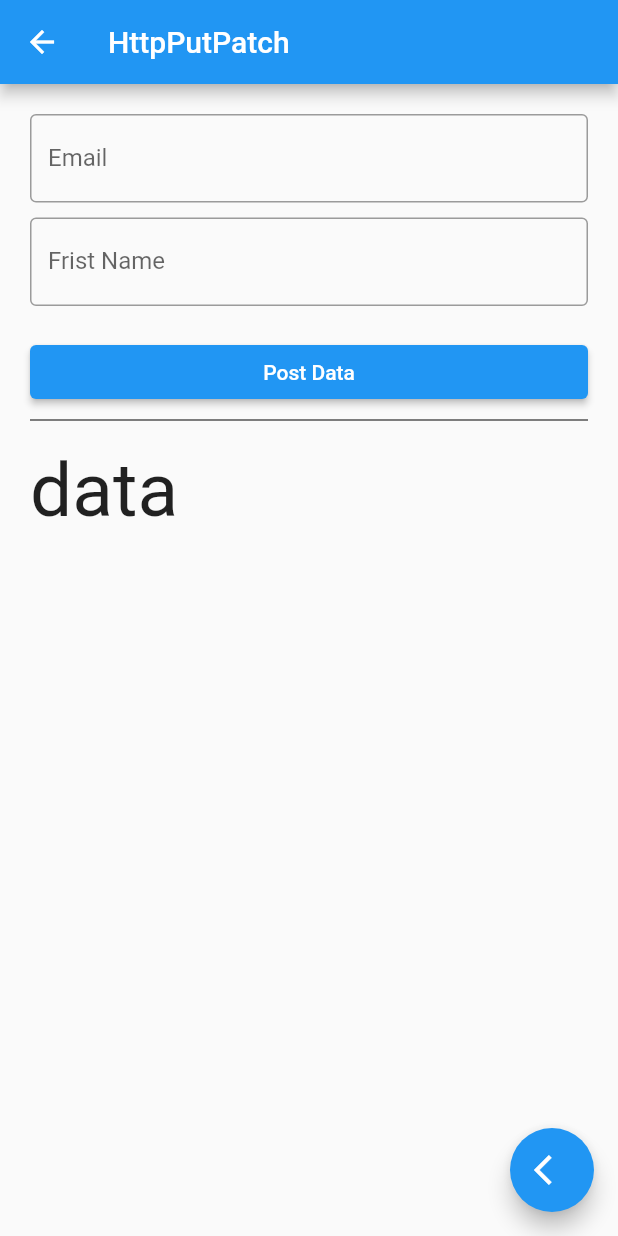
After one commit to minhthoai190892/flutter_2_15_tutorial, a Flutter app: the HttpPutPatch screen opened by its route, after a tap on "Post Data", on a phone screen of 412 x 824 dp. The commit adds this screen. Run offline on Flutter 3.47's test engine with Material 2 defaults, Android fonts, the phone set to English and light mode, and no system bars; network calls fail.

Commit message:
http_put_patch

```diff
--- a/lib/main.dart
+++ b/lib/main.dart
@@ -8,6 +8,7 @@
 import 'package:flutter_2_15/pages/home_pages.dart';
 import 'package:flutter_2_15/pages/http_get.dart';
 import 'package:flutter_2_15/pages/http_post.dart';
+import 'package:flutter_2_15/pages/http_put_patch.dart';
 import 'package:flutter_2_15/pages/mapping_collections.dart';
 import 'package:flutter_2_15/pages/navigation.dart';
 import 'package:flutter_2_15/pages/snackBar.dart';
@@ -38,17 +39,19 @@
         MappingCollection.nameRoute: (context) => MappingCollection(),
         WidgetBuilderr.nameRoute: (context) => const WidgetBuilderr(),
         ExampleBasic.nameRoute: (context) => const ExampleBasic(),
-        StatelessStateful.nameRoute: (context) =>  const StatelessStateful(),
-        Dialogg.nameRoute:(context)=>const Dialogg(),
-        SnackBarr.nameRoute:(context)=>const SnackBarr(),
-        TextFieldd.nameRoute:(context)=>const TextFieldd(),
-        TabBarr.nameRoute:(context)=>const TabBarr(),
-        DropDownn.nameRoute:(context)=> const DropDownn(),
-        BottomNavigationBarr.nameRoute:(context)=>const BottomNavigationBarr(),
-        BottomSheett.nameRoute:(context)=>const BottomSheett(),
-        Navigationn.nameRoute:(context)=> const Navigationn(),
-        HttpGett.nameRoute:(context)=>const HttpGett(),
-        HttpPost.nameRoute:(context)=>const HttpPost(),
+        StatelessStateful.nameRoute: (context) => const StatelessStateful(),
+        Dialogg.nameRoute: (context) => const Dialogg(),
+        SnackBarr.nameRoute: (context) => const SnackBarr(),
+        TextFieldd.nameRoute: (context) => const TextFieldd(),
+        TabBarr.nameRoute: (context) => const TabBarr(),
+        DropDownn.nameRoute: (context) => const DropDownn(),
+        BottomNavigationBarr.nameRoute: (context) =>
+            const BottomNavigationBarr(),
+        BottomSheett.nameRoute: (context) => const BottomSheett(),
+        Navigationn.nameRoute: (context) => const Navigationn(),
+        HttpGett.nameRoute: (context) => const HttpGett(),
+        HttpPost.nameRoute: (context) => const HttpPost(),
+        HttpPutPatch.nameRoute: (context) => const HttpPutPatch(),
       },
     );
   }
--- a/lib/pages/home_pages.dart
+++ b/lib/pages/home_pages.dart
@@ -166,9 +166,11 @@
                 title: const Text("HttpPost"),
               ),
               ListTile(
-                onTap: () {},
+               onTap: () {
+                  Navigator.pushReplacementNamed(context, '/HttpPutPatch');
+                },
                 leading: const Icon(Icons.home),
-                title: const Text("Home"),
+                title: const Text("HttpPutPatch"),
               ),
               ListTile(
                 onTap: () {},
--- /dev/null
+++ b/lib/pages/http_put_patch.dart
@@ -0,0 +1,93 @@
+import 'dart:convert';
+
+import 'package:flutter/material.dart';
+import 'package:flutter_2_15/widgets/floating_action_button.dart';
+import 'package:http/http.dart' as http;
+
+class HttpPutPatch extends StatefulWidget {
+  const HttpPutPatch({Key? key}) : super(key: key);
+  static const nameRoute = "/HttpPutPatch";
+
+  @override
+  State<HttpPutPatch> createState() => _HttpPutPatchState();
+}
+
+class _HttpPutPatchState extends State<HttpPutPatch> {
+  TextEditingController nameC = TextEditingController();
+  TextEditingController jobC = TextEditingController();
+  String result = "data";
+  @override
+  Widget build(BuildContext context) {
+    return Scaffold(
+      appBar: AppBar(
+        title: const Text("HttpPutPatch"),
+      ),
+      body: ListView(
+        padding: const EdgeInsets.all(20),
+        children: [
+          TextField(
+            controller: nameC,
+            // autofocus: true,
+            keyboardType: TextInputType.text,
+            decoration: const InputDecoration(
+              border: OutlineInputBorder(),
+              labelText: "Email",
+            ),
+          ),
+          const SizedBox(
+            height: 10,
+          ),
+          TextField(
+            controller: jobC,
+            keyboardType: TextInputType.text,
+            // obscureText: true,
+            decoration: const InputDecoration(
+              border: OutlineInputBorder(),
+              labelText: "Frist Name",
+            ),
+          ),
+          const SizedBox(
+            height: 10,
+          ),
+          // const TextField(
+          //   autofocus: true,
+          //   keyboardType: TextInputType.text,
+          //   decoration: InputDecoration(
+          //     border: OutlineInputBorder(),
+          //     labelText: "Phone",
+          //   ),
+          // ),
+          const SizedBox(
+            height: 10,
+          ),
+          ElevatedButton(
+            onPressed: () async {
+              var myresponse = await http.put(
+                Uri.parse("https://reqres.in/api/users/2"),
+                body: {
+                  "email": nameC.text,
+                  "first_name": jobC.text,
+                },
+              );
+              Map<String, dynamic> data =
+                  json.decode(myresponse.body) as Map<String, dynamic>;
+              setState(() {
+                result = "${data['email']} - ${data['first_name']}";
+              });
+              // ignore: avoid_print
+              print(myresponse.body);
+            },
+            child: const Text("Post Data"),
+          ),
+          const Divider(
+            color: Colors.black,
+          ),
+          const SizedBox(height: 10),
+          // ignore: prefer_const_constructors
+          Text(result,style: TextStyle(fontSize: 50),),
+        ],
+      ),
+      floatingActionButton: const floatingActionButton(),
+    );
+  }
+}
```
